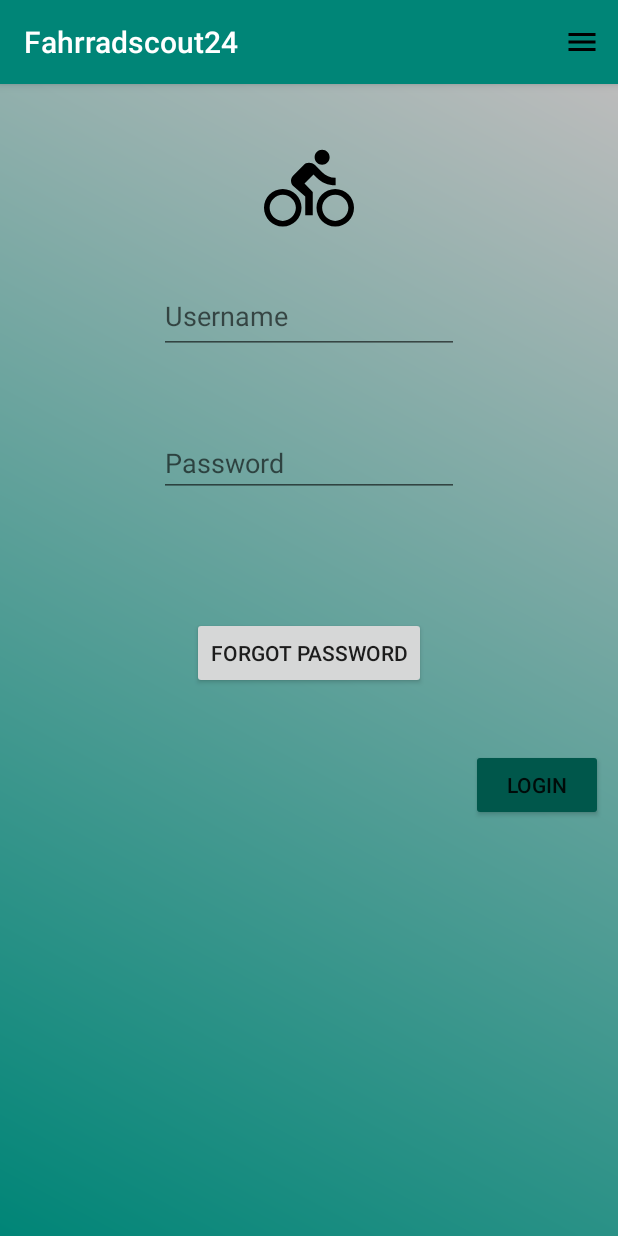
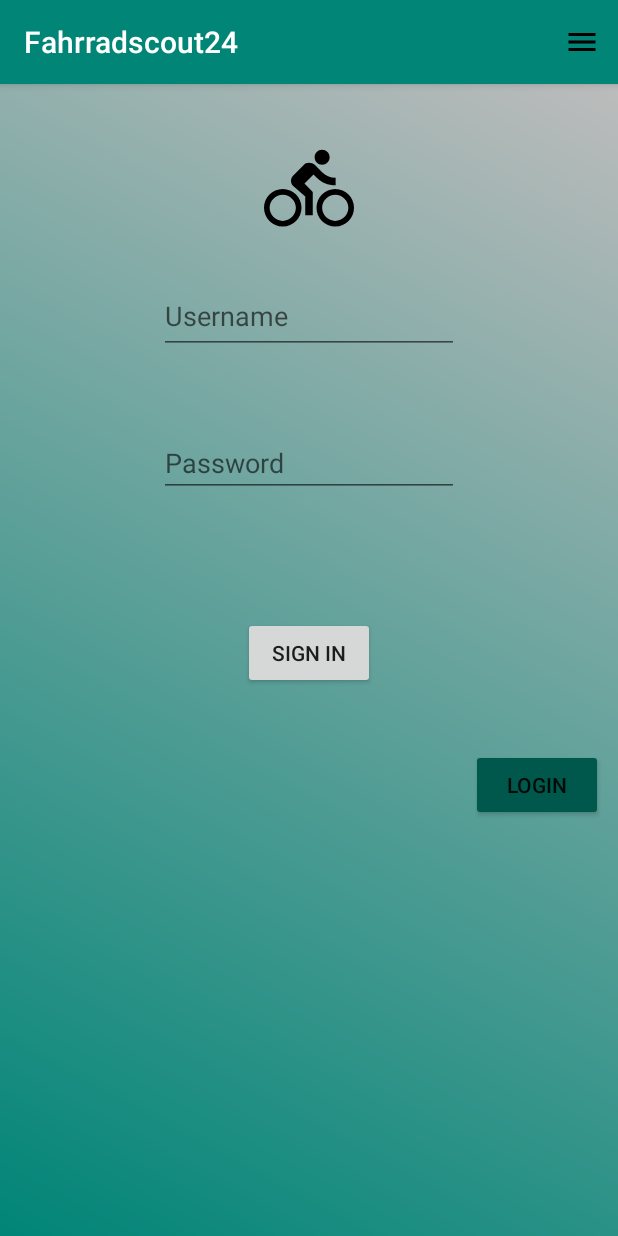
Before and after one commit to AndreasRybin/Fahrradscout24, an Android app: the screen it shows after launch (MainActivity), on a phone screen of 412 x 824 dp. Run offline under Robolectric (Android 15) with nearby library versions, the phone set to English and light mode, and no system bars; libraries missing offline, so code that uses them is left out: com.facebook.drawee; 1 statement that could not run was skipped.

Commit message:
changed some layout on login

```diff
--- a/app/src/main/java/hska/fahrradscout24/ProfileActivity.java
+++ b/app/src/main/java/hska/fahrradscout24/ProfileActivity.java
@@ -40,6 +40,8 @@ public class ProfileActivity extends AppCompatActivity {
     private static final int MY_PERMISSIONS_REQUEST_READ_EXTERNAL_STORAGE = 1;
     //load picture
     private static int RESULT_LOAD_IMAGE = 1; //load picture
+
+
 
 
     protected void onCreate(Bundle savedInstanceState) {
@@ -196,6 +198,8 @@ public class ProfileActivity extends AppCompatActivity {
                         Toast.LENGTH_SHORT).show();
             }
         });
+
+
     }
 
     //getting awnser from permission question
@@ -272,10 +276,12 @@ public class ProfileActivity extends AppCompatActivity {
             //Bitmap resizedBitmap = picture;
             Bitmap resizedBitmap = Bitmap.createScaledBitmap(picture, outWidth, outHeight, true);
             imageView.setImageBitmap(resizedBitmap);
+            //TODO save picture in orientation change
         }
 
         }
 
 
 
+
 }
--- a/app/src/main/res/layout-land/activity_main.xml
+++ b/app/src/main/res/layout-land/activity_main.xml
@@ -54,12 +54,12 @@
                     android:textColorLink="@color/colorPrimary" />
 
                 <Button
-                    android:id="@+id/btnForgotPass"
+                    android:id="@+id/btnSignIn"
                     android:layout_width="wrap_content"
                     android:layout_height="wrap_content"
                     android:layout_marginLeft="47dp"
                     android:layout_marginTop="30dp"
-                    android:text="Forgot Password" />
+                    android:text="Sign In" />
 
                 <Button
                     android:id="@+id/btnLogin"
--- a/app/src/main/res/layout/activity_main.xml
+++ b/app/src/main/res/layout/activity_main.xml
@@ -49,12 +49,12 @@
             android:textColorLink="@color/colorPrimary" />
 
         <Button
-            android:id="@+id/btnForgotPass"
+            android:id="@+id/btnSignIn"
             android:layout_width="wrap_content"
             android:layout_height="wrap_content"
             android:layout_gravity="center"
             android:layout_marginTop="80dp"
-            android:text="Forgot Password" />
+            android:text="Sign In" />
 
         <Button
             android:id="@+id/btnLogin"
```
